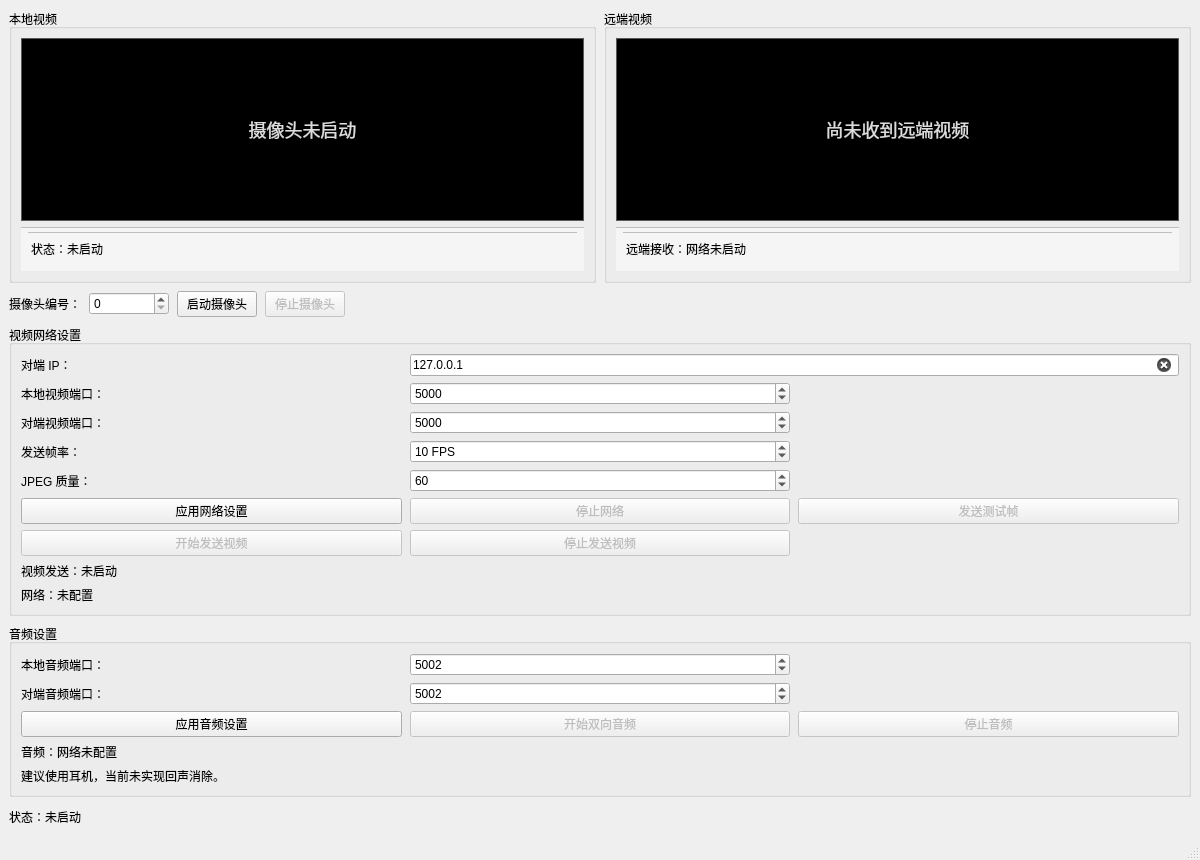
First picture: the form in mainwindow.ui, repository RBzhang/video_call, before the edit.
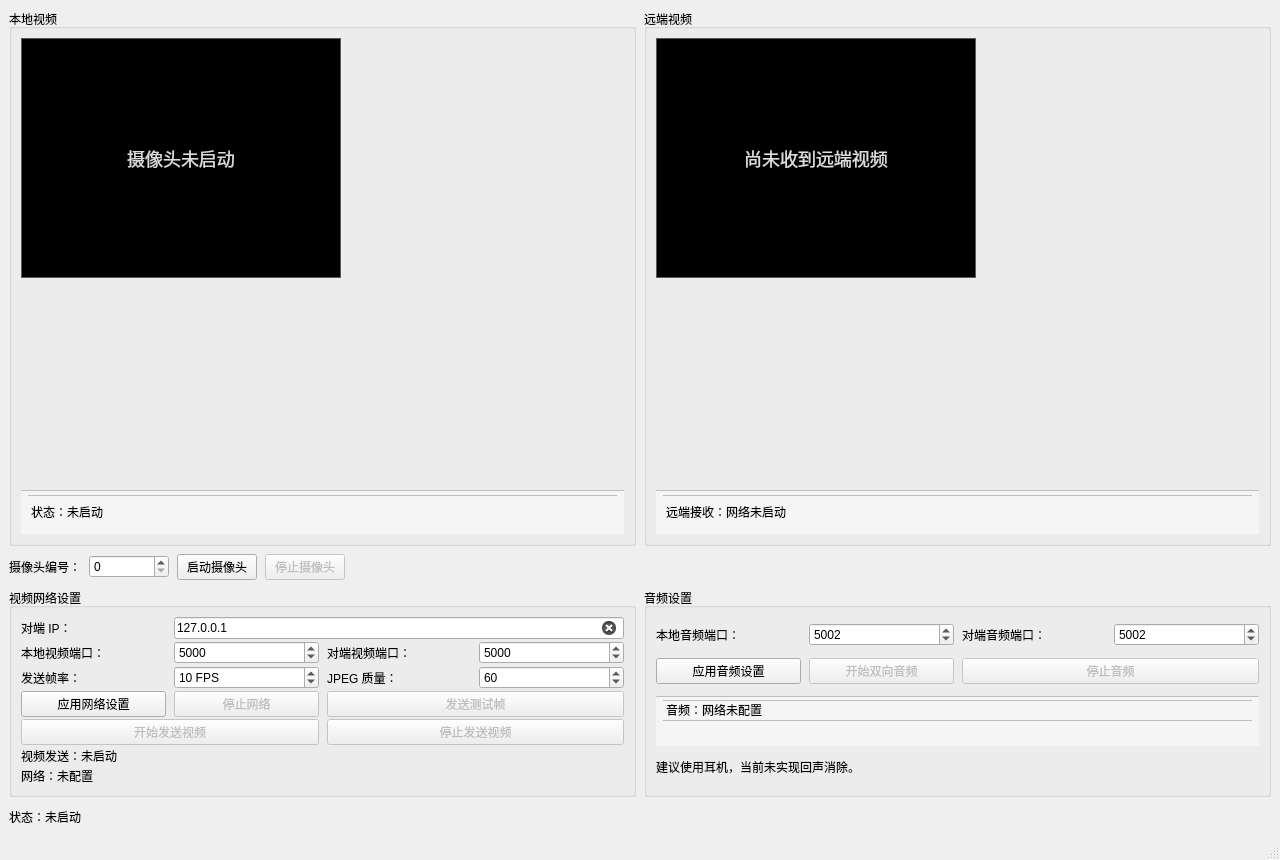
Second picture: the form after the edit. Custom widgets are drawn as their Qt base class.

Commit message: Stabilize audio status and video aspect ratio

What changed in the file:
```diff
--- a/mainwindow.ui
+++ b/mainwindow.ui
@@ -6,21 +6,21 @@
    <rect>
     <x>0</x>
     <y>0</y>
-    <width>1200</width>
+    <width>1280</width>
     <height>860</height>
    </rect>
   </property>
   <property name="minimumSize">
    <size>
-    <width>900</width>
-    <height>700</height>
+    <width>1000</width>
+    <height>720</height>
    </size>
   </property>
   <property name="windowTitle">
    <string>MainWindow</string>
   </property>
   <widget class="QWidget" name="centralwidget">
-   <layout class="QVBoxLayout" name="mainVerticalLayout" stretch="1,0,0,0,0">
+   <layout class="QVBoxLayout" name="mainVerticalLayout" stretch="1,0,0,0">
     <property name="leftMargin">
      <number>9</number>
     </property>
@@ -48,15 +48,28 @@
         </property>
         <layout class="QVBoxLayout" name="localVideoVerticalLayout" stretch="1,0">
          <item>
-          <widget class="QLabel" name="videoLabel">
+          <widget class="VideoDisplayContainer" name="localVideoContainer">
            <property name="minimumSize">
             <size>
              <width>320</width>
-             <height>0</height>
+             <height>240</height>
             </size>
            </property>
            <property name="sizePolicy">
             <sizepolicy hsizetype="Expanding" vsizetype="Expanding">
+             <horstretch>0</horstretch>
+             <verstretch>0</verstretch>
+            </sizepolicy>
+           </property>
+           <widget class="VideoDisplayLabel" name="videoLabel">
+           <property name="minimumSize">
+            <size>
+             <width>320</width>
+             <height>240</height>
+            </size>
+           </property>
+           <property name="sizePolicy">
+            <sizepolicy hsizetype="Expanding" vsizetype="Preferred">
              <horstretch>0</horstretch>
              <verstretch>0</verstretch>
             </sizepolicy>
@@ -82,6 +95,7 @@
            <property name="wordWrap">
             <bool>false</bool>
            </property>
+           </widget>
           </widget>
          </item>
          <item>
@@ -162,15 +176,28 @@
         </property>
         <layout class="QVBoxLayout" name="remoteVideoVerticalLayout" stretch="1,0">
          <item>
-          <widget class="QLabel" name="remoteVideoLabel">
+          <widget class="VideoDisplayContainer" name="remoteVideoContainer">
            <property name="minimumSize">
             <size>
              <width>320</width>
-             <height>0</height>
+             <height>240</height>
             </size>
            </property>
            <property name="sizePolicy">
             <sizepolicy hsizetype="Expanding" vsizetype="Expanding">
+             <horstretch>0</horstretch>
+             <verstretch>0</verstretch>
+            </sizepolicy>
+           </property>
+           <widget class="VideoDisplayLabel" name="remoteVideoLabel">
+           <property name="minimumSize">
+            <size>
+             <width>320</width>
+             <height>240</height>
+            </size>
+           </property>
+           <property name="sizePolicy">
+            <sizepolicy hsizetype="Expanding" vsizetype="Preferred">
              <horstretch>0</horstretch>
              <verstretch>0</verstretch>
             </sizepolicy>
@@ -196,6 +223,7 @@
            <property name="wordWrap">
             <bool>false</bool>
            </property>
+           </widget>
           </widget>
          </item>
          <item>
@@ -359,7 +387,70 @@
      </layout>
     </item>
     <item>
-     <widget class="QGroupBox" name="networkGroupBox">
+     <widget class="QScrollArea" name="communicationSettingsScrollArea">
+      <property name="minimumSize">
+       <size>
+        <width>0</width>
+        <height>48</height>
+       </size>
+      </property>
+      <property name="maximumSize">
+       <size>
+        <width>16777215</width>
+        <height>230</height>
+       </size>
+      </property>
+      <property name="sizePolicy">
+       <sizepolicy hsizetype="Expanding" vsizetype="Preferred">
+        <horstretch>0</horstretch>
+        <verstretch>0</verstretch>
+       </sizepolicy>
+      </property>
+      <property name="frameShape">
+       <enum>QFrame::NoFrame</enum>
+      </property>
+      <property name="verticalScrollBarPolicy">
+       <enum>Qt::ScrollBarAsNeeded</enum>
+      </property>
+      <property name="horizontalScrollBarPolicy">
+       <enum>Qt::ScrollBarAlwaysOff</enum>
+      </property>
+      <property name="widgetResizable">
+       <bool>true</bool>
+      </property>
+      <widget class="QWidget" name="communicationSettingsScrollAreaContents">
+       <property name="geometry">
+        <rect>
+         <x>0</x>
+         <y>0</y>
+         <width>1000</width>
+         <height>220</height>
+        </rect>
+       </property>
+       <layout class="QHBoxLayout" name="communicationSettingsHorizontalLayout" stretch="1,1">
+      <property name="leftMargin">
+       <number>0</number>
+      </property>
+      <property name="topMargin">
+       <number>0</number>
+      </property>
+      <property name="rightMargin">
+       <number>0</number>
+      </property>
+      <property name="bottomMargin">
+       <number>0</number>
+      </property>
+      <property name="spacing">
+       <number>8</number>
+      </property>
+      <item>
+       <widget class="QGroupBox" name="networkGroupBox">
+        <property name="sizePolicy">
+         <sizepolicy hsizetype="Expanding" vsizetype="Preferred">
+          <horstretch>0</horstretch>
+          <verstretch>0</verstretch>
+         </sizepolicy>
+        </property>
       <property name="title">
        <string>视频网络设置</string>
       </property>
@@ -368,7 +459,7 @@
         <number>8</number>
        </property>
        <property name="verticalSpacing">
-        <number>6</number>
+        <number>2</number>
        </property>
        <item row="0" column="0">
         <widget class="QLabel" name="peerAddressTextLabel">
@@ -377,7 +468,7 @@
          </property>
         </widget>
        </item>
-       <item row="0" column="1" colspan="2">
+       <item row="0" column="1" colspan="3">
         <widget class="QLineEdit" name="peerAddressLineEdit">
          <property name="sizePolicy">
           <sizepolicy hsizetype="Expanding" vsizetype="Fixed">
@@ -431,14 +522,14 @@
          </property>
         </widget>
        </item>
-       <item row="2" column="0">
+       <item row="1" column="2">
         <widget class="QLabel" name="peerVideoPortTextLabel">
          <property name="text">
           <string>对端视频端口：</string>
          </property>
         </widget>
        </item>
-       <item row="2" column="1">
+       <item row="1" column="3">
         <widget class="QSpinBox" name="peerVideoPortSpinBox">
          <property name="sizePolicy">
           <sizepolicy hsizetype="Minimum" vsizetype="Fixed">
@@ -466,14 +557,14 @@
          </property>
         </widget>
        </item>
-       <item row="3" column="0">
+       <item row="2" column="0">
         <widget class="QLabel" name="videoSendFpsTextLabel">
          <property name="text">
           <string>发送帧率：</string>
          </property>
         </widget>
        </item>
-       <item row="3" column="1">
+       <item row="2" column="1">
         <widget class="QSpinBox" name="videoSendFpsSpinBox">
          <property name="minimum">
           <number>1</number>
@@ -489,14 +580,14 @@
          </property>
         </widget>
        </item>
-       <item row="4" column="0">
+       <item row="2" column="2">
         <widget class="QLabel" name="jpegQualityTextLabel">
          <property name="text">
           <string>JPEG 质量：</string>
          </property>
         </widget>
        </item>
-       <item row="4" column="1">
+       <item row="2" column="3">
         <widget class="QSpinBox" name="jpegQualitySpinBox">
          <property name="minimum">
           <number>1</number>
@@ -509,14 +600,14 @@
          </property>
         </widget>
        </item>
-       <item row="5" column="0">
+       <item row="3" column="0">
         <widget class="QPushButton" name="applyNetworkSettingsButton">
          <property name="text">
           <string>应用网络设置</string>
          </property>
         </widget>
        </item>
-       <item row="5" column="1">
+       <item row="3" column="1">
         <widget class="QPushButton" name="stopNetworkButton">
          <property name="enabled">
           <bool>false</bool>
@@ -526,7 +617,7 @@
          </property>
         </widget>
        </item>
-       <item row="5" column="2">
+       <item row="3" column="2" colspan="2">
         <widget class="QPushButton" name="sendTestFrameButton">
          <property name="enabled">
           <bool>false</bool>
@@ -536,7 +627,7 @@
          </property>
         </widget>
        </item>
-       <item row="6" column="0">
+       <item row="4" column="0" colspan="2">
         <widget class="QPushButton" name="startVideoSendButton">
          <property name="enabled">
           <bool>false</bool>
@@ -546,7 +637,7 @@
          </property>
         </widget>
        </item>
-       <item row="6" column="1">
+       <item row="4" column="2" colspan="2">
         <widget class="QPushButton" name="stopVideoSendButton">
          <property name="enabled">
           <bool>false</bool>
@@ -556,7 +647,7 @@
          </property>
         </widget>
        </item>
-       <item row="7" column="0" colspan="3">
+       <item row="5" column="0" colspan="4">
         <widget class="QLabel" name="videoSendStatusLabel">
          <property name="text">
           <string>视频发送：未启动</string>
@@ -564,9 +655,18 @@
          <property name="alignment">
           <set>Qt::AlignLeading|Qt::AlignLeft|Qt::AlignVCenter</set>
          </property>
+         <property name="sizePolicy">
+          <sizepolicy hsizetype="Ignored" vsizetype="Preferred">
+           <horstretch>0</horstretch>
+           <verstretch>0</verstretch>
+          </sizepolicy>
+         </property>
+         <property name="wordWrap">
+          <bool>true</bool>
+         </property>
         </widget>
        </item>
-       <item row="8" column="0" colspan="3">
+       <item row="6" column="0" colspan="4">
         <widget class="QLabel" name="networkStatusLabel">
          <property name="text">
           <string>网络：未配置</string>
@@ -574,13 +674,28 @@
          <property name="alignment">
           <set>Qt::AlignLeading|Qt::AlignLeft|Qt::AlignVCenter</set>
          </property>
+         <property name="sizePolicy">
+          <sizepolicy hsizetype="Ignored" vsizetype="Preferred">
+           <horstretch>0</horstretch>
+           <verstretch>0</verstretch>
+          </sizepolicy>
+         </property>
+         <property name="wordWrap">
+          <bool>true</bool>
+         </property>
         </widget>
        </item>
       </layout>
-     </widget>
-    </item>
-    <item>
-     <widget class="QGroupBox" name="audioGroupBox">
+       </widget>
+      </item>
+      <item>
+       <widget class="QGroupBox" name="audioGroupBox">
+        <property name="sizePolicy">
+         <sizepolicy hsizetype="Expanding" vsizetype="Preferred">
+          <horstretch>0</horstretch>
+          <verstretch>0</verstretch>
+         </sizepolicy>
+        </property>
       <property name="title">
        <string>音频设置</string>
       </property>
@@ -617,14 +732,14 @@
          </property>
         </widget>
        </item>
-       <item row="1" column="0">
+       <item row="0" column="2">
         <widget class="QLabel" name="peerAudioPortTextLabel">
          <property name="text">
           <string>对端音频端口：</string>
          </property>
         </widget>
        </item>
-       <item row="1" column="1">
+       <item row="0" column="3">
         <widget class="QSpinBox" name="peerAudioPortSpinBox">
          <property name="minimumSize">
           <size>
@@ -643,14 +758,14 @@
          </property>
         </widget>
        </item>
-       <item row="2" column="0">
+       <item row="1" column="0">
         <widget class="QPushButton" name="applyAudioSettingsButton">
          <property name="text">
           <string>应用音频设置</string>
          </property>
         </widget>
        </item>
-       <item row="2" column="1">
+       <item row="1" column="1">
         <widget class="QPushButton" name="startAudioButton">
          <property name="enabled">
           <bool>false</bool>
@@ -660,7 +775,7 @@
          </property>
         </widget>
        </item>
-       <item row="2" column="2">
+       <item row="1" column="2" colspan="2">
         <widget class="QPushButton" name="stopAudioButton">
          <property name="enabled">
           <bool>false</bool>
@@ -670,27 +785,138 @@
          </property>
         </widget>
        </item>
-       <item row="3" column="0" colspan="3">
-        <widget class="QLabel" name="audioStatusLabel">
-         <property name="text">
-          <string>音频：网络未配置</string>
+       <item row="2" column="0" colspan="4">
+        <widget class="QFrame" name="audioStatusPanel">
+         <property name="minimumSize">
+          <size>
+           <width>0</width>
+           <height>42</height>
+          </size>
          </property>
-         <property name="wordWrap">
-          <bool>true</bool>
+         <property name="maximumSize">
+          <size>
+           <width>16777215</width>
+           <height>50</height>
+          </size>
          </property>
+         <property name="sizePolicy">
+          <sizepolicy hsizetype="Expanding" vsizetype="Fixed">
+           <horstretch>0</horstretch>
+           <verstretch>0</verstretch>
+          </sizepolicy>
+         </property>
+         <property name="styleSheet">
+          <string notr="true">background-color: rgb(245, 245, 245);
+border-top: 1px solid rgb(190, 190, 190);</string>
+         </property>
+         <property name="frameShape">
+          <enum>QFrame::StyledPanel</enum>
+         </property>
+         <layout class="QVBoxLayout" name="audioStatusPanelLayout">
+          <property name="leftMargin">
+           <number>6</number>
+          </property>
+          <property name="topMargin">
+           <number>3</number>
+          </property>
+          <property name="rightMargin">
+           <number>6</number>
+          </property>
+          <property name="bottomMargin">
+           <number>3</number>
+          </property>
+          <property name="spacing">
+           <number>0</number>
+          </property>
+          <item>
+           <widget class="QLabel" name="audioStatusLabel">
+            <property name="sizePolicy">
+             <sizepolicy hsizetype="Ignored" vsizetype="Fixed">
+              <horstretch>0</horstretch>
+              <verstretch>0</verstretch>
+             </sizepolicy>
+            </property>
+            <property name="minimumSize">
+             <size>
+              <width>0</width>
+              <height>18</height>
+             </size>
+            </property>
+            <property name="maximumSize">
+             <size>
+              <width>16777215</width>
+              <height>20</height>
+             </size>
+            </property>
+            <property name="text">
+             <string>音频：网络未配置</string>
+            </property>
+            <property name="alignment">
+             <set>Qt::AlignLeading|Qt::AlignLeft|Qt::AlignVCenter</set>
+            </property>
+            <property name="textInteractionFlags">
+             <set>Qt::TextSelectableByMouse</set>
+            </property>
+            <property name="wordWrap">
+             <bool>false</bool>
+            </property>
+           </widget>
+          </item>
+          <item>
+           <widget class="QLabel" name="audioSecondaryStatusLabel">
+            <property name="sizePolicy">
+             <sizepolicy hsizetype="Ignored" vsizetype="Fixed">
+              <horstretch>0</horstretch>
+              <verstretch>0</verstretch>
+             </sizepolicy>
+            </property>
+            <property name="minimumSize">
+             <size>
+              <width>0</width>
+              <height>18</height>
+             </size>
+            </property>
+            <property name="maximumSize">
+             <size>
+              <width>16777215</width>
+              <height>20</height>
+             </size>
+            </property>
+            <property name="alignment">
+             <set>Qt::AlignLeading|Qt::AlignLeft|Qt::AlignVCenter</set>
+            </property>
+            <property name="textInteractionFlags">
+             <set>Qt::TextSelectableByMouse</set>
+            </property>
+            <property name="wordWrap">
+             <bool>false</bool>
+            </property>
+           </widget>
+          </item>
+         </layout>
         </widget>
        </item>
-       <item row="4" column="0" colspan="3">
+       <item row="3" column="0" colspan="4">
         <widget class="QLabel" name="audioHintLabel">
          <property name="text">
           <string>建议使用耳机，当前未实现回声消除。</string>
          </property>
+         <property name="sizePolicy">
+          <sizepolicy hsizetype="Expanding" vsizetype="Fixed">
+           <horstretch>0</horstretch>
+           <verstretch>0</verstretch>
+          </sizepolicy>
+         </property>
          <property name="wordWrap">
-          <bool>true</bool>
+          <bool>false</bool>
          </property>
         </widget>
        </item>
       </layout>
+       </widget>
+      </item>
+       </layout>
+      </widget>
      </widget>
     </item>
     <item>
@@ -723,6 +949,18 @@
   </widget>
   <widget class="QStatusBar" name="statusbar"/>
  </widget>
+ <customwidgets>
+  <customwidget>
+   <class>VideoDisplayLabel</class>
+   <extends>QLabel</extends>
+   <header>videodisplaylabel.h</header>
+  </customwidget>
+  <customwidget>
+   <class>VideoDisplayContainer</class>
+   <extends>QWidget</extends>
+   <header>videodisplaylabel.h</header>
+  </customwidget>
+ </customwidgets>
  <resources/>
  <connections/>
 </ui>
```
The commit also changes 6 other files.
